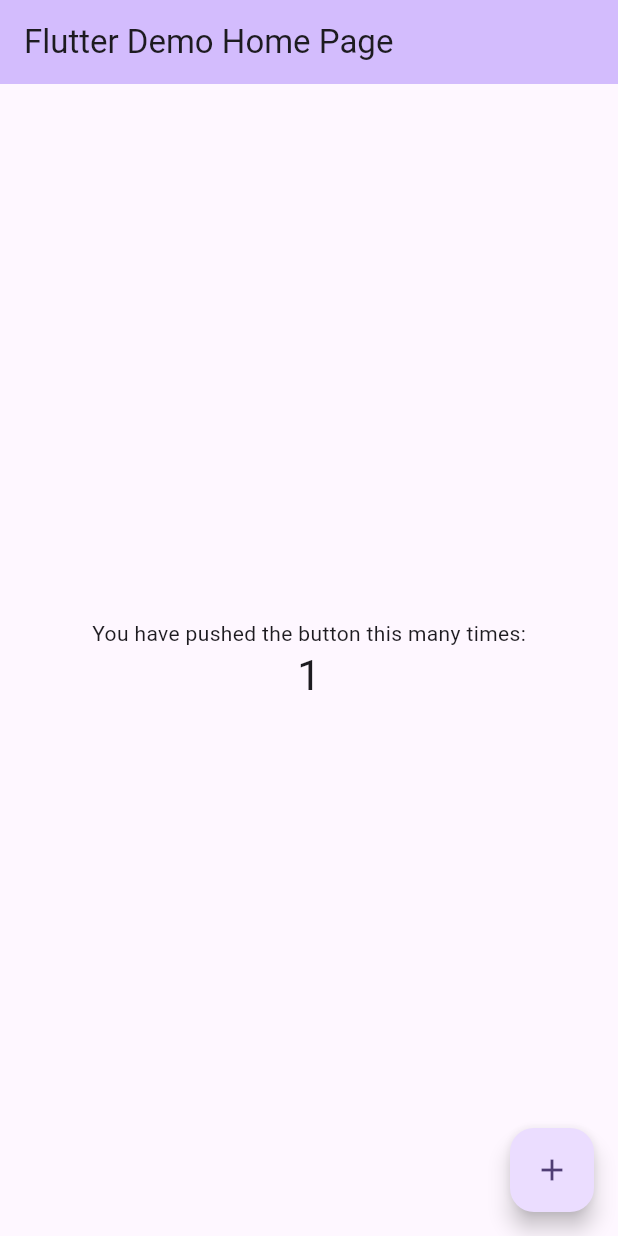
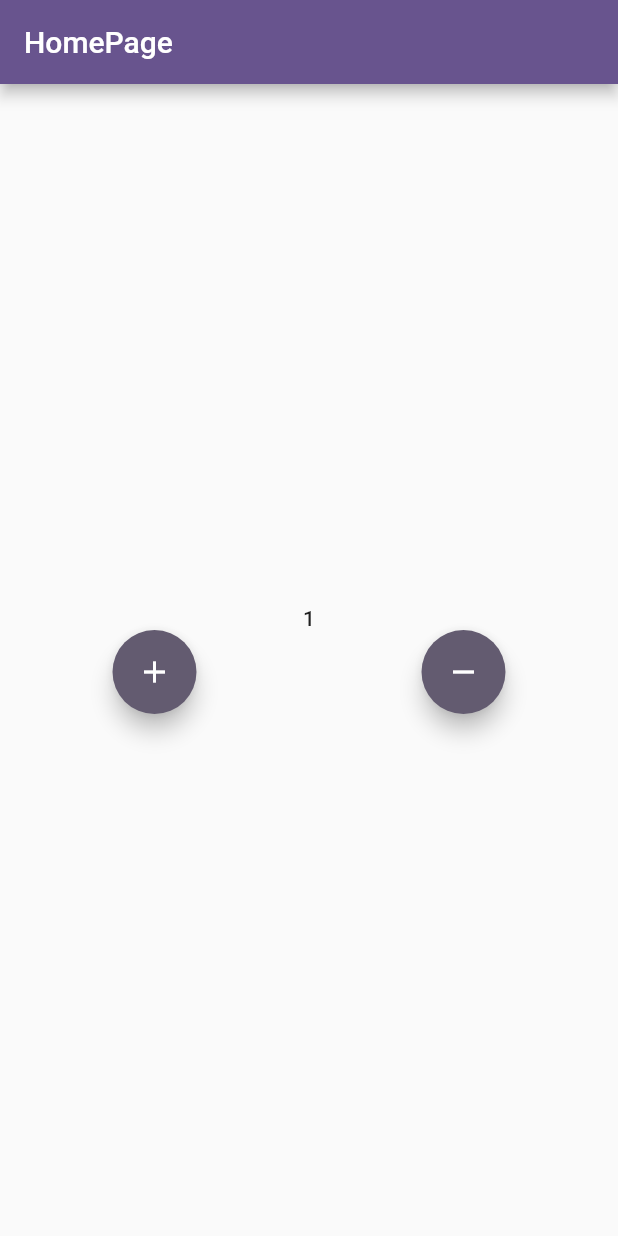
Before and after one commit to web-dev-mohsin/flutter_bloc_event_statment, a Flutter app: the screen it shows after launch, after a tap on the "add" icon, on a phone screen of 412 x 824 dp. Run offline on Flutter 3.47's test engine with Material 2 defaults, Android fonts, the light colour scheme and no system bars; our stand-ins replace equatable, flutter_bloc.

Commit message:
project done

```diff
--- /dev/null
+++ b/lib/bloc/counter_bloc.dart
@@ -0,0 +1,18 @@
+import 'package:flutter_bloc/flutter_bloc.dart';
+import 'package:flutter_block_event_statment/bloc/counter_event.dart';
+import 'package:flutter_block_event_statment/bloc/counter_state.dart';
+
+class CounterBloc extends Bloc<CounterEvent, CounterState> {
+  int counter = 0;
+  CounterBloc() : super(CounterInit()) {
+    on<CounterIncrease>((event, emit) {
+      counter = counter + 1;
+      emit(CounterUpdate(counter: counter));
+    });
+
+    on<CounterDecrease>((event, emit) {
+      counter = counter - 1;
+      emit(CounterUpdate(counter: counter));
+    });
+  }
+}
--- /dev/null
+++ b/lib/bloc/counter_event.dart
@@ -0,0 +1,15 @@
+import 'package:equatable/equatable.dart';
+
+abstract class CounterEvent extends Equatable {}
+
+class CounterIncrease extends CounterEvent {
+  @override
+  // TODO: implement props
+  List<Object?> get props => [];
+}
+
+class CounterDecrease extends CounterEvent {
+  @override
+  // TODO: implement props
+  List<Object?> get props => [];
+}
--- /dev/null
+++ b/lib/bloc/counter_state.dart
@@ -0,0 +1,32 @@
+import 'package:equatable/equatable.dart';
+
+abstract class CounterState extends Equatable {}
+
+class CounterInit extends CounterState {
+  @override
+  // TODO: implement props
+  List<Object?> get props => [];
+}
+
+class CounterUpdate extends CounterState {
+  final int counter;
+  CounterUpdate({required this.counter});
+
+  @override
+  // TODO: implement props
+  List<Object?> get props => [counter];
+}
+
+class CounterLoadingState extends CounterState{
+  @override
+  // TODO: implement props
+  List<Object?> get props => [];
+
+}
+
+class CounterError extends CounterState{
+  @override
+  // TODO: implement props
+  List<Object?> get props => [];
+
+}
--- a/lib/main.dart
+++ b/lib/main.dart
@@ -1,4 +1,7 @@
 import 'package:flutter/material.dart';
+import 'package:flutter_bloc/flutter_bloc.dart';
+import 'package:flutter_block_event_statment/bloc/counter_bloc.dart';
+import 'package:flutter_block_event_statment/screen/home_page.dart';
 
 void main() {
   runApp(const MyApp());
@@ -10,116 +13,16 @@ class MyApp extends StatelessWidget {
   // This widget is the root of your application.
   @override
   Widget build(BuildContext context) {
-    return MaterialApp(
-      title: 'Flutter Demo',
-      theme: ThemeData(
-        // This is the theme of your application.
-        //
-        // TRY THIS: Try running your application with "flutter run". You'll see
-        // the application has a blue toolbar. Then, without quitting the app,
-        // try changing the seedColor in the colorScheme below to Colors.green
-        // and then invoke "hot reload" (save your changes or press the "hot
-        // reload" button in a Flutter-supported IDE, or press "r" if you used
-        // the command line to start the app).
-        //
-        // Notice that the counter didn't reset back to zero; the application
-        // state is not lost during the reload. To reset the state, use hot
-        // restart instead.
-        //
-        // This works for code too, not just values: Most code changes can be
-        // tested with just a hot reload.
-        colorScheme: ColorScheme.fromSeed(seedColor: Colors.deepPurple),
-        useMaterial3: true,
+    return BlocProvider(
+      create: (context) => CounterBloc(),
+      child: MaterialApp(
+        title: 'Flutter Demo',
+        theme: ThemeData(
+          colorScheme: ColorScheme.fromSeed(seedColor: Colors.deepPurple),
+          useMaterial3: false,
+        ),
+        home: const HomePage(),
       ),
-      home: const MyHomePage(title: 'Flutter Demo Home Page'),
     );
   }
 }
-
-class MyHomePage extends StatefulWidget {
-  const MyHomePage({super.key, required this.title});
-
-  // This widget is the home page of your application. It is stateful, meaning
-  // that it has a State object (defined below) that contains fields that affect
-  // how it looks.
-
-  // This class is the configuration for the state. It holds the values (in this
-  // case the title) provided by the parent (in this case the App widget) and
-  // used by the build method of the State. Fields in a Widget subclass are
-  // always marked "final".
-
-  final String title;
-
-  @override
-  State<MyHomePage> createState() => _MyHomePageState();
-}
-
-class _MyHomePageState extends State<MyHomePage> {
-  int _counter = 0;
-
-  void _incrementCounter() {
-    setState(() {
-      // This call to setState tells the Flutter framework that something has
-      // changed in this State, which causes it to rerun the build method below
-      // so that the display can reflect the updated values. If we changed
-      // _counter without calling setState(), then the build method would not be
-      // called again, and so nothing would appear to happen.
-      _counter++;
-    });
-  }
-
-  @override
-  Widget build(BuildContext context) {
-    // This method is rerun every time setState is called, for instance as done
-    // by the _incrementCounter method above.
-    //
-    // The Flutter framework has been optimized to make rerunning build methods
-    // fast, so that you can just rebuild anything that needs updating rather
-    // than having to individually change instances of widgets.
-    return Scaffold(
-      appBar: AppBar(
-        // TRY THIS: Try changing the color here to a specific color (to
-        // Colors.amber, perhaps?) and trigger a hot reload to see the AppBar
-        // change color while the other colors stay the same.
-        backgroundColor: Theme.of(context).colorScheme.inversePrimary,
-        // Here we take the value from the MyHomePage object that was created by
-        // the App.build method, and use it to set our appbar title.
-        title: Text(widget.title),
-      ),
-      body: Center(
-        // Center is a layout widget. It takes a single child and positions it
-        // in the middle of the parent.
-        child: Column(
-          // Column is also a layout widget. It takes a list of children and
-          // arranges them vertically. By default, it sizes itself to fit its
-          // children horizontally, and tries to be as tall as its parent.
-          //
-          // Column has various properties to control how it sizes itself and
-          // how it positions its children. Here we use mainAxisAlignment to
-          // center the children vertically; the main axis here is the vertical
-          // axis because Columns are vertical (the cross axis would be
-          // horizontal).
-          //
-          // TRY THIS: Invoke "debug painting" (choose the "Toggle Debug Paint"
-          // action in the IDE, or press "p" in the console), to see the
-          // wireframe for each widget.
-          mainAxisAlignment: MainAxisAlignment.center,
-          children: <Widget>[
-            const Text(
-              'You have pushed the button this many times:',
-            ),
-            Text(
-              '$_counter',
-              style: Theme.of(context).textTheme.headlineMedium,
-            ),
-          ],
-        ),
-      ),
-      floatingActionButton: FloatingActionButton(
-        onPressed: _incrementCounter,
-        tooltip: 'Increment',
-        child: const Icon(Icons.add),
-      ), // This trailing comma makes auto-formatting nicer for build methods.
-    );
-  }
-}
--- /dev/null
+++ b/lib/screen/home_page.dart
@@ -0,0 +1,53 @@
+import 'package:flutter/material.dart';
+import 'package:flutter_bloc/flutter_bloc.dart';
+import 'package:flutter_block_event_statment/bloc/counter_bloc.dart';
+import 'package:flutter_block_event_statment/bloc/counter_event.dart';
+import 'package:flutter_block_event_statment/bloc/counter_state.dart';
+
+class HomePage extends StatelessWidget {
+  const HomePage({Key? key}) : super(key: key);
+  @override
+  Widget build(BuildContext context) {
+    return Scaffold(
+      appBar: AppBar(
+        title: Text('HomePage'),
+      ),
+      body: BlocBuilder<CounterBloc, CounterState>(builder: (context, state) {
+        if (state is CounterInit) {
+          return _view(context, 0);
+        }
+        if (state is CounterUpdate) {
+          return _view(context, state.counter);
+        }
+        return Container();
+      }),
+    );
+  }
+
+  Widget _view(BuildContext context, int value) {
+    return Column(
+      mainAxisAlignment: MainAxisAlignment.center,
+      children: [
+        Text(
+          value.toString(),
+          style: TextStyle(fontWeight: FontWeight.w500),
+        ),
+        Row(
+          mainAxisAlignment: MainAxisAlignment.spaceAround,
+          children: [
+            FloatingActionButton(
+                child: Icon(Icons.add),
+                onPressed: () {
+                  context.read<CounterBloc>().add(CounterIncrease());
+                }),
+            FloatingActionButton(
+                child: Icon(Icons.remove),
+                onPressed: () {
+                  context.read<CounterBloc>().add(CounterDecrease());
+                }),
+          ],
+        )
+      ],
+    );
+  }
+}
--- a/pubspec.yaml
+++ b/pubspec.yaml
@@ -35,6 +35,8 @@ dependencies:
   # The following adds the Cupertino Icons font to your application.
   # Use with the CupertinoIcons class for iOS style icons.
   cupertino_icons: ^1.0.2
+  flutter_bloc: ^8.1.3
+  equatable: ^2.0.5
 
 dev_dependencies:
   flutter_test:
```
Also changed, not shown: pubspec.lock.
